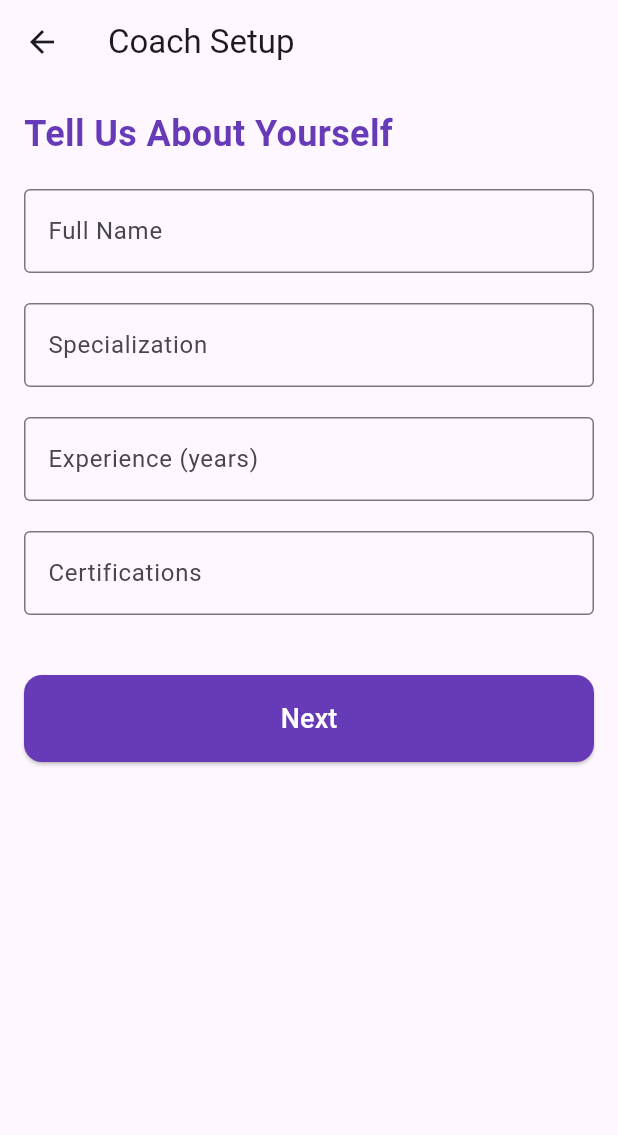
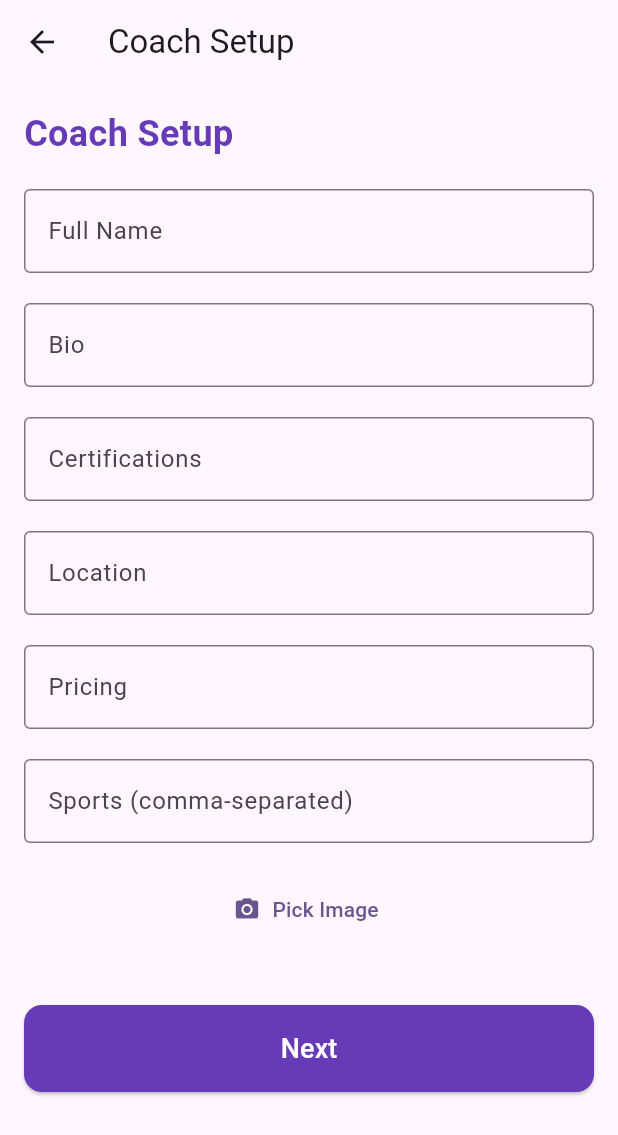
Before and after one commit to Nouaman1945/fitness_app, a Flutter app: the CoachSetupScreen screen opened directly, on a phone screen of 412 x 824 dp. Shown: the top 1135 px of the screen. Run offline on Flutter 3.47's test engine with Material 3 defaults, Android fonts, the phone set to English and light mode, and no system bars; our stand-ins replace cloud_firestore, firebase_auth, firebase_core, firebase_storage, image_picker; accounts and stored records are empty; network calls fail.

Commit message:
Updated Version of the app

```diff
--- a/lib/screens/CoachSetup.dart
+++ /dev/null
@@ -1,82 +0,0 @@
-import 'package:flutter/material.dart';
-
-class CoachSetupScreen extends StatelessWidget {
-  const CoachSetupScreen({Key? key}) : super(key: key);
-
-  @override
-  Widget build(BuildContext context) {
-    return Scaffold(
-      appBar: AppBar(
-        title: const Text('Coach Setup'),
-        leading: IconButton(
-          icon: const Icon(Icons.arrow_back),
-          onPressed: () => Navigator.of(context).pop(),
-        ),
-      ),
-      body: Padding(
-        padding: const EdgeInsets.all(16.0),
-        child: SingleChildScrollView(
-          child: Column(
-            crossAxisAlignment: CrossAxisAlignment.stretch,
-            children: [
-              const Text(
-                'Tell Us About Yourself',
-                style: TextStyle(
-                  fontSize: 24,
-                  fontWeight: FontWeight.bold,
-                  color: Colors.deepPurple,
-                ),
-              ),
-              const SizedBox(height: 20),
-              const TextField(
-                decoration: InputDecoration(
-                  labelText: 'Full Name',
-                  border: OutlineInputBorder(),
-                ),
-              ),
-              const SizedBox(height: 20),
-              const TextField(
-                decoration: InputDecoration(
-                  labelText: 'Specialization',
-                  border: OutlineInputBorder(),
-                ),
-              ),
-              const SizedBox(height: 20),
-              const TextField(
-                decoration: InputDecoration(
-                  labelText: 'Experience (years)',
-                  border: OutlineInputBorder(),
-                ),
-                keyboardType: TextInputType.number,
-              ),
-              const SizedBox(height: 20),
-              const TextField(
-                decoration: InputDecoration(
-                  labelText: 'Certifications',
-                  border: OutlineInputBorder(),
-                ),
-              ),
-              const SizedBox(height: 40),
-              ElevatedButton(
-                onPressed: () {
-                  // Handle next action
-                },
-                style: ElevatedButton.styleFrom(
-                  backgroundColor: Colors.deepPurple,
-                  padding: const EdgeInsets.symmetric(vertical: 16),
-                  shape: RoundedRectangleBorder(
-                    borderRadius: BorderRadius.circular(12),
-                  ),
-                ),
-                child: const Text(
-                  'Next',
-                  style: TextStyle(fontSize: 18, color: Colors.white),
-                ),
-              ),
-            ],
-          ),
-        ),
-      ),
-    );
-  }
-}
--- /dev/null
+++ b/lib/screens/CoachSetupScreen.dart
@@ -0,0 +1,267 @@
+import 'dart:io';
+import 'package:flutter/material.dart';
+import 'package:image_picker/image_picker.dart';
+import 'package:cloud_firestore/cloud_firestore.dart';
+import 'package:firebase_auth/firebase_auth.dart';
+import 'package:firebase_storage/firebase_storage.dart';
+import 'LandingPageCoach.dart'; // Ensure the correct import path
+
+class CoachSetupScreen extends StatefulWidget {
+  const CoachSetupScreen({Key? key}) : super(key: key);
+
+  @override
+  _CoachSetupScreenState createState() => _CoachSetupScreenState();
+}
+
+class _CoachSetupScreenState extends State<CoachSetupScreen> {
+  final _formKey = GlobalKey<FormState>();
+  final TextEditingController _fullNameController = TextEditingController();
+  final TextEditingController _bioController = TextEditingController();
+  final TextEditingController _certificationsController = TextEditingController();
+  final TextEditingController _locationController = TextEditingController();
+  final TextEditingController _pricingController = TextEditingController();
+  final TextEditingController _sportsController = TextEditingController();
+
+  File? _image;
+  final ImagePicker _picker = ImagePicker();
+  bool _isLoading = false;
+
+  Future<void> _pickImage() async {
+    final pickedFile = await _picker.pickImage(source: ImageSource.gallery);
+    setState(() {
+      if (pickedFile != null) {
+        _image = File(pickedFile.path);
+      }
+    });
+  }
+
+  Future<void> _uploadData() async {
+    if (!_formKey.currentState!.validate()) return;
+
+    setState(() {
+      _isLoading = true;
+    });
+
+    try {
+      String? imageUrl;
+      final user = FirebaseAuth.instance.currentUser;
+
+      if (user == null) {
+        throw Exception('User not logged in');
+      }
+
+      // Upload image if selected
+      if (_image != null) {
+        final storageRef = FirebaseStorage.instance
+            .ref()
+            .child('profileImages') // Ensure this path is correct in Firebase Storage
+            .child('${user.uid}_${DateTime.now().millisecondsSinceEpoch}');
+
+        // Upload the image to Firebase Storage
+        final uploadTask = storageRef.putFile(_image!);
+        final snapshot = await uploadTask.whenComplete(() {
+          if (uploadTask.snapshot.state != TaskState.success) {
+            throw Exception("File upload failed");
+          }
+        });
+
+        // Get the download URL
+        imageUrl = await snapshot.ref.getDownloadURL();
+      }
+
+      // Save coach data to Firestore
+      await FirebaseFirestore.instance.collection('coaches').doc(user.uid).set({
+        'fullName': _fullNameController.text,
+        'bio': _bioController.text,
+        'certifications': _certificationsController.text,
+        'location': _locationController.text,
+        'pricing': double.parse(_pricingController.text),
+        'profileImageUrl': imageUrl,
+        'sports': _sportsController.text.split(',').map((s) => s.trim()).toList(), // Convert comma-separated string to list
+        'createdAt': Timestamp.now(),
+        'updatedAt': Timestamp.now(),
+      });
+
+      // Navigate to Landing Page after successful setup
+      Navigator.of(context).pushReplacement(
+        MaterialPageRoute(builder: (context) => const LandingPageCoach()),
+      );
+
+    } catch (e) {
+      print('Error occurred during data upload: $e');
+      setState(() {
+        _isLoading = false;
+      });
+
+      // Show an error dialog
+      showDialog(
+        context: context,
+        builder: (context) => AlertDialog(
+          title: const Text('Error'),
+          content: Text('An error occurred while saving your data: $e'),
+          actions: [
+            TextButton(
+              onPressed: () => Navigator.of(context).pop(),
+              child: const Text('OK'),
+            ),
+          ],
+        ),
+      );
+    } finally {
+      setState(() {
+        _isLoading = false;
+      });
+    }
+  }
+
+  @override
+  Widget build(BuildContext context) {
+    return Scaffold(
+      appBar: AppBar(
+        title: const Text('Coach Setup'),
+        leading: IconButton(
+          icon: const Icon(Icons.arrow_back),
+          onPressed: () => Navigator.of(context).pop(), // Navigate back to Profile Choice
+        ),
+      ),
+      body: Padding(
+        padding: const EdgeInsets.all(16.0),
+        child: SingleChildScrollView(
+          child: Form(
+            key: _formKey,
+            child: Column(
+              crossAxisAlignment: CrossAxisAlignment.stretch,
+              children: [
+                const Text(
+                  'Coach Setup',
+                  style: TextStyle(
+                    fontSize: 24,
+                    fontWeight: FontWeight.bold,
+                    color: Colors.deepPurple,
+                  ),
+                ),
+                const SizedBox(height: 20),
+                TextFormField(
+                  controller: _fullNameController,
+                  decoration: const InputDecoration(
+                    labelText: 'Full Name',
+                    border: OutlineInputBorder(),
+                  ),
+                  validator: (value) {
+                    if (value == null || value.isEmpty) {
+                      return 'Please enter your full name';
+                    }
+                    return null;
+                  },
+                ),
+                const SizedBox(height: 20),
+                TextFormField(
+                  controller: _bioController,
+                  decoration: const InputDecoration(
+                    labelText: 'Bio',
+                    border: OutlineInputBorder(),
+                  ),
+                  validator: (value) {
+                    if (value == null || value.isEmpty) {
+                      return 'Please enter your bio';
+                    }
+                    return null;
+                  },
+                ),
+                const SizedBox(height: 20),
+                TextFormField(
+                  controller: _certificationsController,
+                  decoration: const InputDecoration(
+                    labelText: 'Certifications',
+                    border: OutlineInputBorder(),
+                  ),
+                  validator: (value) {
+                    if (value == null || value.isEmpty) {
+                      return 'Please enter your certifications';
+                    }
+                    return null;
+                  },
+                ),
+                const SizedBox(height: 20),
+                TextFormField(
+                  controller: _locationController,
+                  decoration: const InputDecoration(
+                    labelText: 'Location',
+                    border: OutlineInputBorder(),
+                  ),
+                  validator: (value) {
+                    if (value == null || value.isEmpty) {
+                      return 'Please enter your location';
+                    }
+                    return null;
+                  },
+                ),
+                const SizedBox(height: 20),
+                TextFormField(
+                  controller: _pricingController,
+                  decoration: const InputDecoration(
+                    labelText: 'Pricing',
+                    border: OutlineInputBorder(),
+                  ),
+                  keyboardType: TextInputType.number,
+                  validator: (value) {
+                    if (value == null || value.isEmpty) {
+                      return 'Please enter your pricing';
+                    }
+                    final pricing = double.tryParse(value);
+                    if (pricing == null || pricing <= 0) {
+                      return 'Please enter a valid pricing';
+                    }
+                    return null;
+                  },
+                ),
+                const SizedBox(height: 20),
+                TextFormField(
+                  controller: _sportsController,
+                  decoration: const InputDecoration(
+                    labelText: 'Sports (comma-separated)',
+                    border: OutlineInputBorder(),
+                  ),
+                  validator: (value) {
+                    if (value == null || value.isEmpty) {
+                      return 'Please enter your sports';
+                    }
+                    return null;
+                  },
+                ),
+                const SizedBox(height: 20),
+                TextButton.icon(
+                  icon: const Icon(Icons.photo_camera),
+                  label: const Text('Pick Image'),
+                  onPressed: _pickImage,
+                ),
+                if (_image != null)
+                  Padding(
+                    padding: const EdgeInsets.symmetric(vertical: 20),
+                    child: Image.file(_image!),
+                  ),
+                const SizedBox(height: 40),
+                ElevatedButton(
+                  onPressed: _isLoading ? null : _uploadData,
+                  style: ElevatedButton.styleFrom(
+                    backgroundColor: Colors.deepPurple,
+                    padding: const EdgeInsets.symmetric(vertical: 16),
+                    shape: RoundedRectangleBorder(
+                      borderRadius: BorderRadius.circular(12),
+                    ),
+                  ),
+                  child: _isLoading
+                      ? const CircularProgressIndicator(color: Colors.white)
+                      : const Text(
+                    'Next',
+                    style: TextStyle(fontSize: 18, color: Colors.white),
+                  ),
+                ),
+              ],
+            ),
+          ),
+        ),
+      ),
+    );
+  }
+}
--- a/lib/screens/ProfileChoice.dart
+++ b/lib/screens/ProfileChoice.dart
@@ -1,5 +1,5 @@
 import 'package:flutter/material.dart';
-import 'CoachSetup.dart';
+import 'CoachSetupScreen.dart';
 import 'IndivSetup.dart';
 
 class AccountSetupScreen extends StatelessWidget {
```
Also changed, not shown: lib/main.dart (+22 -3 lines), lib/screens/LandingPageCoach.dart (added, +94 -0 lines), lib/screens/LandingPageIndiv.dart (+77 -104 lines), lib/screens/settings_screen.dart (+58 -3 lines), pubspec.yaml (+18 -1 lines), assets/images/icon.jpg (added), pubspec.lock.
